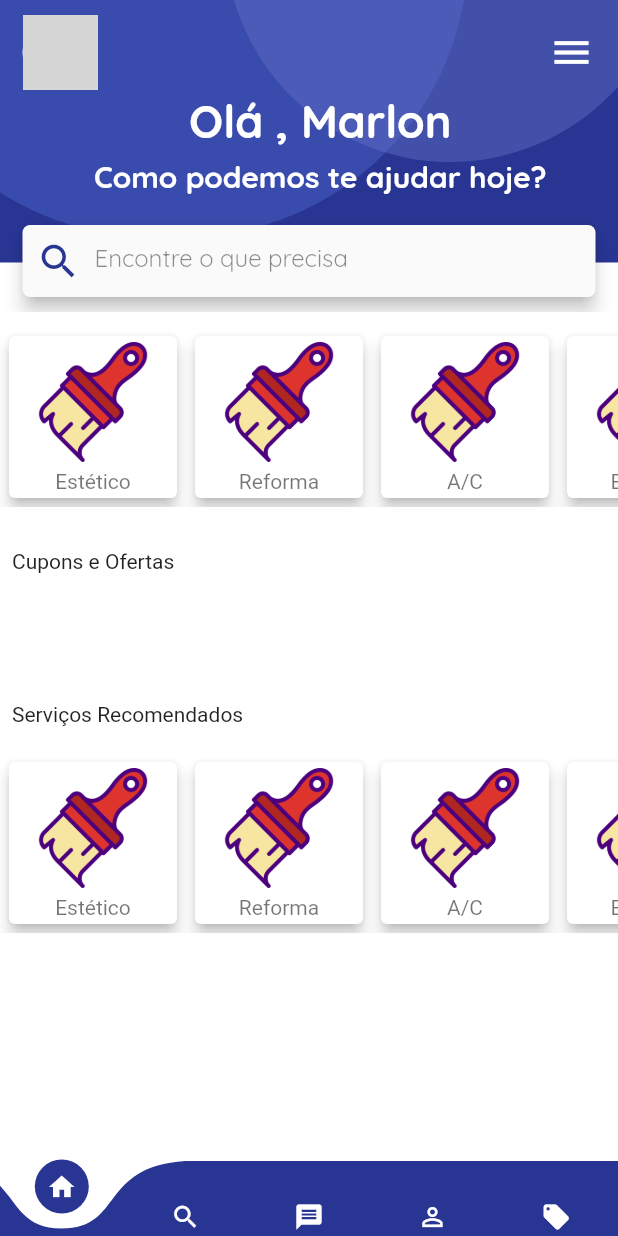
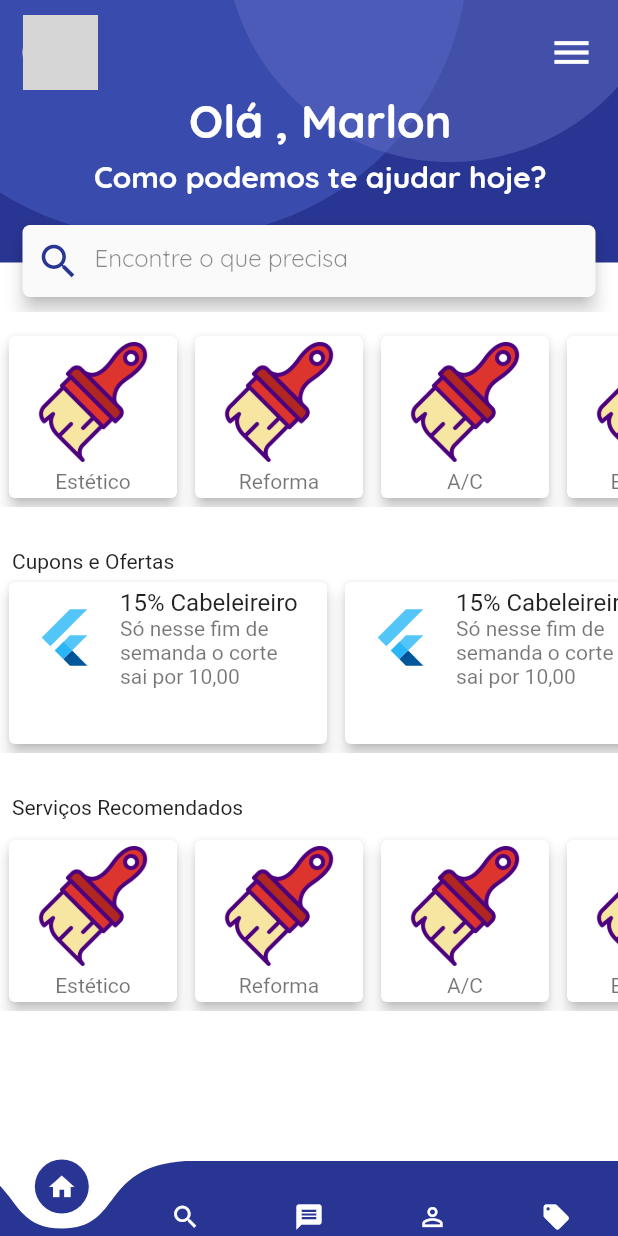
Before and after one commit to Marlon-Paulo-da-Silva/Aplicativo-de-Servi-os, a Flutter app: the screen it shows after launch, on a phone screen of 412 x 824 dp. Run offline on Flutter 3.47's test engine with Material 2 defaults, Android fonts, the phone set to English and light mode, and no system bars; drawn by our look-alikes of curved_navigation_bar; grey boxes are pictures that could not be loaded.

Commit message:
adicionando card de cupons

```diff
--- a/lib/components/horizontal_listview_cupons.dart
+++ b/lib/components/horizontal_listview_cupons.dart
@@ -10,7 +10,62 @@ class _HorizontalListviewCuponsState extends State<HorizontalListviewCupons> {
   @override
   Widget build(BuildContext context) {
     return Container(
-      height: 30.0,
+      height: 120.0,
+      child: ListView(
+        scrollDirection: Axis.horizontal,
+        children: <Widget>[
+          Cupon(
+            cuponTitle: 'titulo cupon',
+            cuponSubtitle: 'subtitulo cupon',
+          ),
+          Cupon(
+            cuponTitle: 'titulo cupon',
+            cuponSubtitle: 'subtitulo cupon',
+          ),
+          Cupon(
+            cuponTitle: 'titulo cupon',
+            cuponSubtitle: 'subtitulo cupon',
+          ),
+          Cupon(
+            cuponTitle: 'titulo cupon',
+            cuponSubtitle: 'subtitulo cupon',
+          ),
+        ],
+      ),
     );
   }
 }
+
+class Cupon extends StatelessWidget {
+  final String cuponTitle;
+  final String cuponSubtitle;
+  final String cuponLeading;
+  final String cuponTrailing;
+
+  const Cupon(
+      {this.cuponTitle,
+      this.cuponSubtitle,
+      this.cuponLeading,
+      this.cuponTrailing});
+
+  @override
+  Widget build(BuildContext context) {
+    return Padding(
+      padding: const EdgeInsets.all(2.0),
+      child: InkWell(
+        onTap: () {},
+        child: Container(
+          width: 220.0,
+          child: Card(
+            elevation: 4.0,
+            child: ListTile(
+              leading: FlutterLogo(size: 42.0),
+              title: Text('15% Cabeleireiro'),
+              subtitle: Text('Só nesse fim de semanda o corte sai por 10,00'),
+            ),
+          ),
+        ),
+      ),
+    );
+  }
+}
--- a/lib/pages/pageHome.dart
+++ b/lib/pages/pageHome.dart
@@ -145,14 +145,11 @@ class PageHome extends StatelessWidget {
                 height: 20.0,
               ),
               Padding(
-                padding: const EdgeInsets.all(8.0),
+                padding: const EdgeInsets.only(left: 8.0, top: 8.0),
                 child: Text(
                   'Cupons e Ofertas',
                   style: TextStyle(),
                 ),
-              ),
-              SizedBox(
-                height: 10.0,
               ),
               Stack(
                 children: <Widget>[
@@ -160,14 +157,11 @@ class PageHome extends StatelessWidget {
                 ],
               ),
               SizedBox(
-                height: 30.0,
+                height: 20.0,
               ),
               Padding(
                 padding: const EdgeInsets.all(8.0),
                 child: Text('Serviços Recomendados'),
-              ),
-              SizedBox(
-                height: 10.0,
               ),
               Stack(
                 children: <Widget>[
@@ -175,7 +169,7 @@ class PageHome extends StatelessWidget {
                 ],
               ),
               SizedBox(
-                height: 20.0,
+                height: 5.0,
               ),
             ],
           )
```
